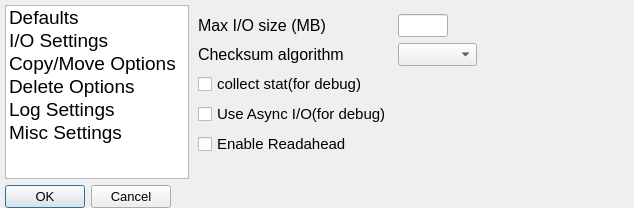
Old version of the form mainsettingdialog.ui in the repository mojmir-svoboda/RapidCopy.
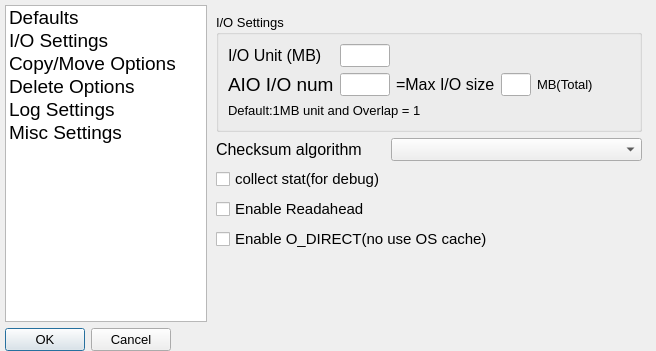
New version of the form. The open tabs and pages were chosen to show the change.

Patch:
```diff
--- a/mainsettingdialog.ui
+++ b/mainsettingdialog.ui
@@ -6,8 +6,8 @@
    <rect>
     <x>0</x>
     <y>0</y>
-    <width>634</width>
-    <height>208</height>
+    <width>656</width>
+    <height>351</height>
    </rect>
   </property>
   <property name="sizePolicy">
@@ -24,8 +24,8 @@
   </property>
   <property name="maximumSize">
    <size>
-    <width>634</width>
-    <height>208</height>
+    <width>800</width>
+    <height>400</height>
    </size>
   </property>
   <property name="font">
@@ -145,7 +145,7 @@
         </size>
        </property>
        <property name="currentIndex">
-        <number>5</number>
+        <number>1</number>
        </property>
        <widget class="QWidget" name="stackedWidgetPage_genaral">
         <layout class="QGridLayout" name="gridLayout" rowstretch="0,0,0,0,0,0">
@@ -450,10 +450,10 @@
        </widget>
        <widget class="QWidget" name="stackedWidgetPage_IO">
         <layout class="QGridLayout" name="gridLayout_2">
-         <item row="0" column="0">
-          <widget class="QLabel" name="label_Iosize">
+         <item row="1" column="0">
+          <widget class="QLabel" name="label_VerifyMode">
            <property name="sizePolicy">
-            <sizepolicy hsizetype="Preferred" vsizetype="Preferred">
+            <sizepolicy hsizetype="Fixed" vsizetype="Preferred">
              <horstretch>0</horstretch>
              <verstretch>0</verstretch>
             </sizepolicy>
@@ -464,32 +464,42 @@
             </font>
            </property>
            <property name="text">
-            <string>Max I/O size (MB)</string>
+            <string>Checksum algorithm</string>
            </property>
           </widget>
          </item>
-         <item row="1" column="1">
-          <widget class="QComboBox" name="comboBox_VerifyMode">
-           <property name="toolTip">
-            <string>Select hash algorithm.
-xxHash is an excellent in terms of CPU load and speed, but it is not suitable for data integrity evidence.
-For data integrity evidence, You should use &quot;MD5&quot; or others.</string>
+         <item row="0" column="0" colspan="2">
+          <widget class="QGroupBox" name="groupBox_settings">
+           <property name="sizePolicy">
+            <sizepolicy hsizetype="Preferred" vsizetype="Preferred">
+             <horstretch>0</horstretch>
+             <verstretch>0</verstretch>
+            </sizepolicy>
            </property>
-          </widget>
-         </item>
-         <item row="3" column="0">
-          <widget class="QCheckBox" name="checkBox_aio">
-           <property name="font">
-            <font>
-             <pointsize>11</pointsize>
-            </font>
+           <property name="title">
+            <string>I/O Settings</string>
            </property>
-           <property name="text">
-            <string>Use Async I/O(for debug)</string>
-           </property>
-          </widget>
-         </item>
-         <item row="0" column="1">
+           <layout class="QGridLayout" name="gridLayout_8">
+            <item row="5" column="3">
+             <widget class="QLineEdit" name="lineEdit_totaliosize">
+              <property name="sizePolicy">
+               <sizepolicy hsizetype="Fixed" vsizetype="Fixed">
+                <horstretch>0</horstretch>
+                <verstretch>0</verstretch>
+               </sizepolicy>
+              </property>
+              <property name="maximumSize">
+               <size>
+                <width>30</width>
+                <height>16777215</height>
+               </size>
+              </property>
+              <property name="readOnly">
+               <bool>true</bool>
+              </property>
+             </widget>
+            </item>
+            <item row="4" column="1">
           <widget class="QLineEdit" name="lineEdit_Iomax">
            <property name="sizePolicy">
             <sizepolicy hsizetype="Fixed" vsizetype="Fixed">
@@ -521,57 +531,107 @@
            </property>
           </widget>
          </item>
-         <item row="1" column="0">
-          <widget class="QLabel" name="label_VerifyMode">
+            <item row="5" column="0">
+             <widget class="QLabel" name="label_aionum">
            <property name="font">
             <font>
-             <pointsize>12</pointsize>
+                <pointsize>14</pointsize>
+                <kerning>true</kerning>
             </font>
            </property>
            <property name="text">
-            <string>Checksum algorithm</string>
+               <string>AIO I/O num</string>
            </property>
           </widget>
          </item>
-         <item row="6" column="0">
-          <spacer name="verticalSpacer_2">
-           <property name="orientation">
-            <enum>Qt::Vertical</enum>
-           </property>
-           <property name="sizeHint" stdset="0">
-            <size>
-             <width>20</width>
-             <height>40</height>
-            </size>
-           </property>
-          </spacer>
-         </item>
-         <item row="2" column="0">
-          <widget class="QCheckBox" name="checkBox_rwstat">
-           <property name="font">
-            <font>
-             <pointsize>11</pointsize>
-            </font>
-           </property>
-           <property name="text">
-            <string>collect stat(for debug)</string>
-           </property>
-          </widget>
-         </item>
-         <item row="0" column="3">
-          <spacer name="horizontalSpacer">
-           <property name="orientation">
-            <enum>Qt::Horizontal</enum>
-           </property>
-           <property name="sizeHint" stdset="0">
-            <size>
-             <width>40</width>
-             <height>20</height>
-            </size>
-           </property>
-          </spacer>
-         </item>
          <item row="4" column="0">
+             <widget class="QLabel" name="label_Iosize">
+              <property name="sizePolicy">
+               <sizepolicy hsizetype="Fixed" vsizetype="Preferred">
+                <horstretch>0</horstretch>
+                <verstretch>0</verstretch>
+               </sizepolicy>
+              </property>
+              <property name="minimumSize">
+               <size>
+                <width>0</width>
+                <height>0</height>
+               </size>
+              </property>
+              <property name="maximumSize">
+               <size>
+                <width>120</width>
+                <height>16777215</height>
+               </size>
+              </property>
+              <property name="font">
+               <font>
+                <pointsize>12</pointsize>
+               </font>
+              </property>
+              <property name="text">
+               <string>I/O Unit (MB)</string>
+              </property>
+             </widget>
+            </item>
+            <item row="5" column="1">
+             <widget class="QLineEdit" name="lineEdit_aionum">
+              <property name="sizePolicy">
+               <sizepolicy hsizetype="Fixed" vsizetype="Fixed">
+                <horstretch>0</horstretch>
+                <verstretch>0</verstretch>
+               </sizepolicy>
+              </property>
+              <property name="maximumSize">
+               <size>
+                <width>50</width>
+                <height>16777215</height>
+               </size>
+              </property>
+              <property name="inputMethodHints">
+               <set>Qt::ImhDigitsOnly</set>
+              </property>
+              <property name="maxLength">
+               <number>2</number>
+              </property>
+             </widget>
+            </item>
+            <item row="5" column="4">
+             <widget class="QLabel" name="label_totaliosize">
+              <property name="text">
+               <string>MB(Total)</string>
+              </property>
+             </widget>
+            </item>
+            <item row="5" column="2">
+             <widget class="QLabel" name="label_totalio">
+              <property name="maximumSize">
+               <size>
+                <width>100</width>
+                <height>16777215</height>
+               </size>
+              </property>
+              <property name="font">
+               <font>
+                <pointsize>12</pointsize>
+               </font>
+              </property>
+              <property name="text">
+               <string>=Max I/O size</string>
+              </property>
+             </widget>
+            </item>
+            <item row="6" column="0" colspan="4">
+             <widget class="QLabel" name="label">
+              <property name="text">
+               <string>&lt;html&gt;&lt;head/&gt;&lt;body&gt;&lt;p&gt;Default:1MB unit and Overlap = 1&lt;/p&gt;&lt;/body&gt;&lt;/html&gt;</string>
+              </property>
+             </widget>
+            </item>
+           </layout>
+          </widget>
+         </item>
+         <item row="3" column="0">
           <widget class="QCheckBox" name="checkBox_Rdahead">
            <property name="font">
             <font>
@@ -583,6 +643,45 @@
            </property>
           </widget>
          </item>
+         <item row="2" column="0">
+          <widget class="QCheckBox" name="checkBox_rwstat">
+           <property name="font">
+            <font>
+             <pointsize>11</pointsize>
+            </font>
+           </property>
+           <property name="text">
+            <string>collect stat(for debug)</string>
+           </property>
+          </widget>
+         </item>
+         <item row="1" column="1">
+          <widget class="QComboBox" name="comboBox_VerifyMode">
+           <property name="sizePolicy">
+            <sizepolicy hsizetype="Minimum" vsizetype="Fixed">
+             <horstretch>0</horstretch>
+             <verstretch>0</verstretch>
+            </sizepolicy>
+           </property>
+           <property name="toolTip">
+            <string>Select hash algorithm.
+xxHash is an excellent in terms of CPU load and speed, but it is not suitable for data integrity evidence.
+For data integrity evidence, You should use &quot;MD5&quot; or others.</string>
+           </property>
+          </widget>
+         </item>
+         <item row="4" column="0" colspan="2">
+          <widget class="QCheckBox" name="checkBox_O_DIRECT">
+           <property name="font">
+            <font>
+             <pointsize>11</pointsize>
+            </font>
+           </property>
+           <property name="text">
+            <string>Enable O_DIRECT(no use OS cache)</string>
+           </property>
+          </widget>
+         </item>
         </layout>
        </widget>
        <widget class="QWidget" name="stackedWidgetPage_cpopt">
@@ -649,6 +748,19 @@
            </property>
           </widget>
          </item>
+         <item row="8" column="0">
+          <widget class="QCheckBox" name="checkBox_Dumpdel">
+           <property name="sizePolicy">
+            <sizepolicy hsizetype="Preferred" vsizetype="Fixed">
+             <horstretch>0</horstretch>
+             <verstretch>0</verstretch>
+            </sizepolicy>
+           </property>
+           <property name="text">
+            <string>If dst verify error occurs,don't save dump file (delete *.fc_verify_err)</string>
+           </property>
+          </widget>
+         </item>
         </layout>
        </widget>
        <widget class="QWidget" name="stackedWidgetPage_delopt">
```
Left out of the diff: 2 changed lines with no effect on the pictures. Lines whose indentation alone changed are shown as unchanged.
